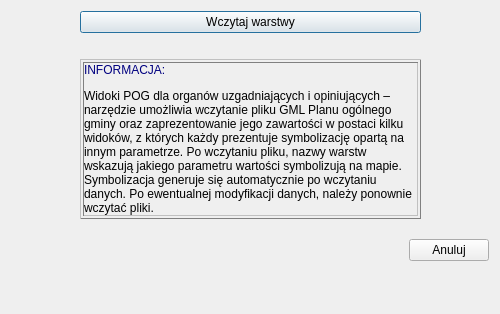
First picture: the form in modules/analizy/views/ui/analizy_dialog_base.ui, repository CyfryzacjaAPP/wtyczka_qgis_app_2, before the edit.
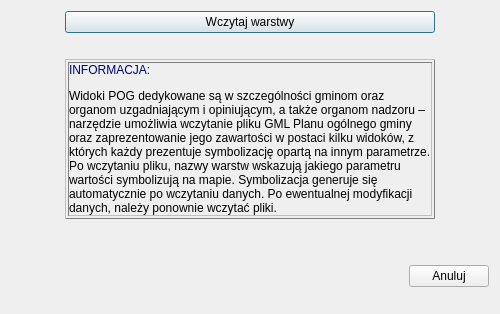
Second picture: the form after the edit.

```diff
--- a/modules/analizy/views/ui/analizy_dialog_base.ui
+++ b/modules/analizy/views/ui/analizy_dialog_base.ui
@@ -50,7 +50,7 @@
           </size>
          </property>
          <property name="text">
-          <string>&lt;html&gt;&lt;head/&gt;&lt;body&gt;&lt;table border=&quot;1&quot; style=&quot; margin-top:0px; margin-bottom:0px; margin-left:0px; margin-right:0px; border-collapse:collapse;&quot; cellspacing=&quot;2&quot; cellpadding=&quot;0&quot;&gt;&lt;tr&gt;&lt;td&gt;&lt;p&gt;&lt;span style=&quot; color:#000080;&quot;&gt;INFORMACJA: &lt;/span&gt;&lt;/p&gt;&lt;p/&gt;&lt;p&gt;&lt;span style=&quot; font-family:'Aptos','sans-serif';&quot;&gt;Widoki POG dla organów uzgadniających i opiniujących – narzędzie umożliwia wczytanie pliku GML Planu ogólnego gminy oraz zaprezentowanie jego zawartości w postaci kilku widoków, z których każdy prezentuje symbolizację opartą na innym parametrze. Po wczytaniu pliku, nazwy warstw wskazują jakiego parametru wartości symbolizują na mapie.&lt;br/&gt;Symbolizacja generuje się automatycznie po wczytaniu danych. Po ewentualnej modyfikacji danych, należy ponownie wczytać pliki.&lt;/span&gt;&lt;/p&gt;&lt;/td&gt;&lt;/tr&gt;&lt;/table&gt;&lt;p/&gt;&lt;/body&gt;&lt;/html&gt;</string>
+          <string>&lt;html&gt;&lt;head/&gt;&lt;body&gt;&lt;table border=&quot;1&quot; style=&quot; margin-top:0px; margin-bottom:0px; margin-left:0px; margin-right:0px; border-collapse:collapse;&quot; cellspacing=&quot;2&quot; cellpadding=&quot;0&quot;&gt;&lt;tr&gt;&lt;td&gt;&lt;p&gt;&lt;span style=&quot; color:#000080;&quot;&gt;INFORMACJA: &lt;/span&gt;&lt;/p&gt;&lt;p&gt;&lt;span style=&quot; font-family:'Aptos','sans-serif';&quot;&gt;Widoki POG dedykowane są w szczególności gminom oraz organom uzgadniającym i opiniującym, a także organom nadzoru – narzędzie umożliwia wczytanie pliku GML Planu ogólnego gminy oraz zaprezentowanie jego zawartości w postaci kilku widoków, z których każdy prezentuje symbolizację opartą na innym parametrze. Po wczytaniu pliku, nazwy warstw wskazują jakiego parametru wartości symbolizują na mapie. Symbolizacja generuje się automatycznie po wczytaniu danych. Po ewentualnej modyfikacji danych, należy ponownie wczytać pliki.&lt;/span&gt;&lt;/p&gt;&lt;/td&gt;&lt;/tr&gt;&lt;/table&gt;&lt;p&gt;&lt;br/&gt;&lt;/p&gt;&lt;/body&gt;&lt;/html&gt;</string>
          </property>
          <property name="textFormat">
           <enum>Qt::AutoText</enum>
```
